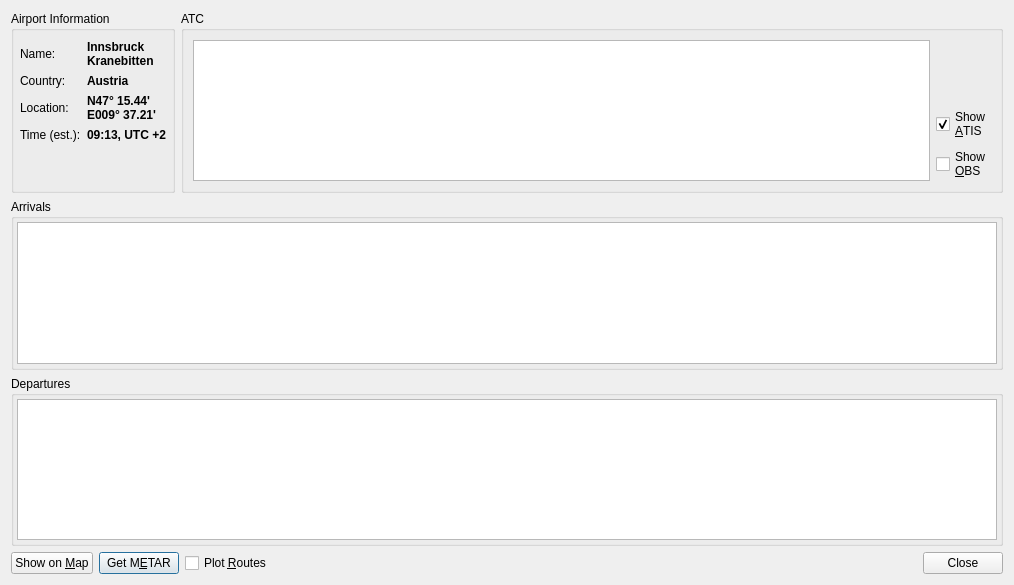
First picture: the form in trunk/QuteScoop/src/AirportDetails.ui, repository qutescoop/qutescoop, before the edit.
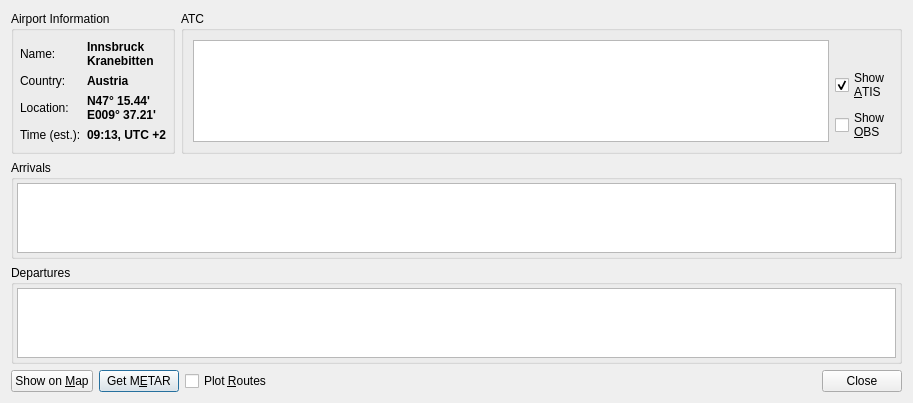
Second picture: the form after the edit. Icons and pictures are not drawn.

```diff
--- a/trunk/QuteScoop/src/AirportDetails.ui
+++ b/trunk/QuteScoop/src/AirportDetails.ui
@@ -6,8 +6,8 @@
    <rect>
     <x>0</x>
     <y>0</y>
-    <width>1014</width>
-    <height>585</height>
+    <width>913</width>
+    <height>373</height>
    </rect>
   </property>
   <property name="windowTitle">
```
